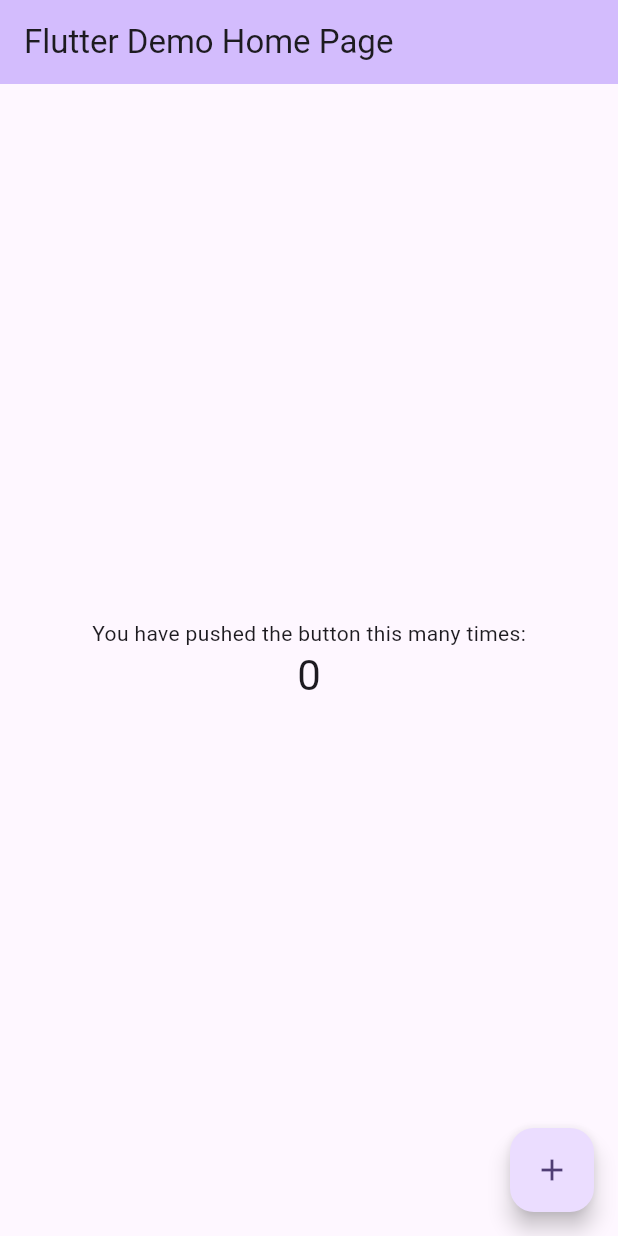
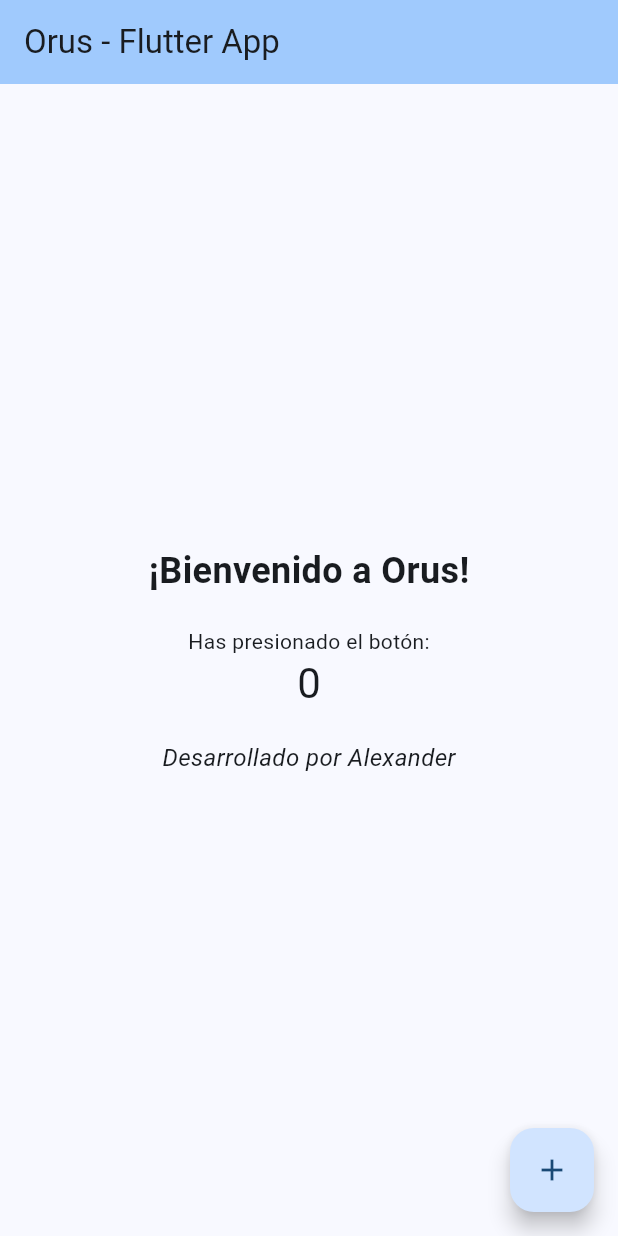
Before and after one commit to Alexjh16/orus, a Flutter app: the screen it shows after launch, on a phone screen of 412 x 824 dp. Run offline on Flutter 3.47's test engine with Material 3 defaults, Android fonts, the phone set to English and light mode, and no system bars.

Commit message:
Add GitHub Pages deployment workflow and customize app

```diff
--- a/lib/main.dart
+++ b/lib/main.dart
@@ -11,27 +11,12 @@
   @override
   Widget build(BuildContext context) {
     return MaterialApp(
-      title: 'Flutter Demo',
+      title: 'Orus',
       theme: ThemeData(
-        // This is the theme of your application.
-        //
-        // TRY THIS: Try running your application with "flutter run". You'll see
-        // the application has a purple toolbar. Then, without quitting the app,
-        // try changing the seedColor in the colorScheme below to Colors.green
-        // and then invoke "hot reload" (save your changes or press the "hot
-        // reload" button in a Flutter-supported IDE, or press "r" if you used
-        // the command line to start the app).
-        //
-        // Notice that the counter didn't reset back to zero; the application
-        // state is not lost during the reload. To reset the state, use hot
-        // restart instead.
-        //
-        // This works for code too, not just values: Most code changes can be
-        // tested with just a hot reload.
-        colorScheme: ColorScheme.fromSeed(seedColor: Colors.deepPurple),
+        colorScheme: ColorScheme.fromSeed(seedColor: Colors.blue),
         useMaterial3: true,
       ),
-      home: const MyHomePage(title: 'Flutter Demo Home Page'),
+      home: const MyHomePage(title: 'Orus - Flutter App'),
     );
   }
 }
@@ -106,11 +91,21 @@
           mainAxisAlignment: MainAxisAlignment.center,
           children: <Widget>[
             const Text(
-              'You have pushed the button this many times:',
+              '¡Bienvenido a Orus!',
+              style: TextStyle(fontSize: 24, fontWeight: FontWeight.bold),
+            ),
+            const SizedBox(height: 20),
+            const Text(
+              'Has presionado el botón:',
             ),
             Text(
               '$_counter',
               style: Theme.of(context).textTheme.headlineMedium,
+            ),
+            const SizedBox(height: 20),
+            const Text(
+              'Desarrollado por Alexander',
+              style: TextStyle(fontSize: 16, fontStyle: FontStyle.italic),
             ),
           ],
         ),
```
Also changed, not shown: 3 other files.
